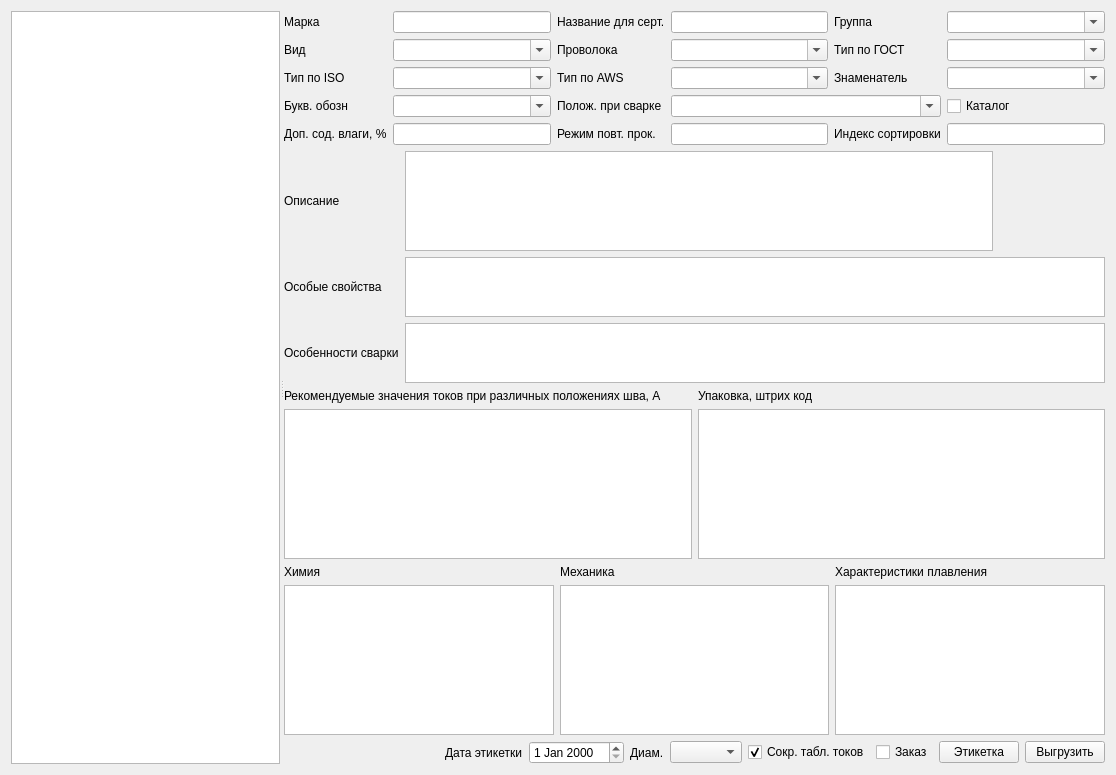
Before: the Qt Designer form formmark.ui in Sergeyego/el_sert, drawn with Qt 5.
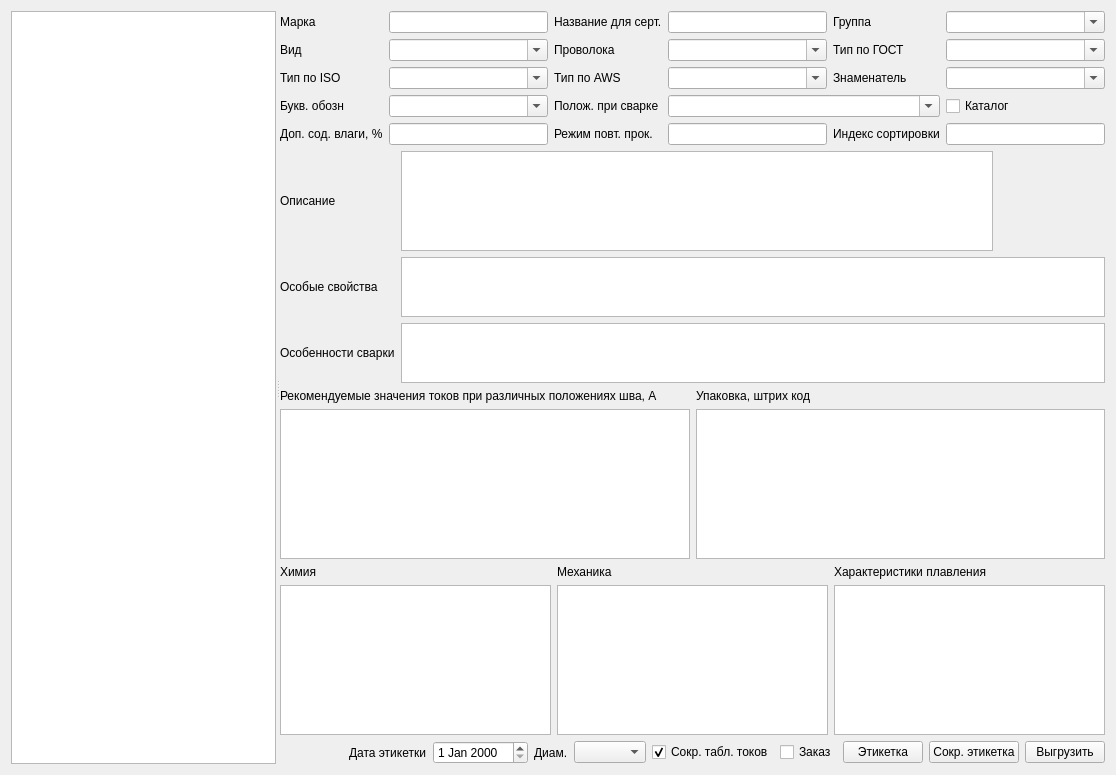
After: the same form once the commit is applied. Custom widgets are drawn as their Qt base class.

Commit message: этикетка glabels

Diff of the .ui file:
```diff
--- a/formmark.ui
+++ b/formmark.ui
@@ -447,6 +447,13 @@
            </property>
           </widget>
          </item>
+         <item>
+          <widget class="QPushButton" name="cmdLblSmall">
+           <property name="text">
+            <string>Сокр. этикетка</string>
+           </property>
+          </widget>
+         </item>
          <item>
           <widget class="QPushButton" name="cmdExt">
            <property name="text">
```
The commit also changes 19 other files.
